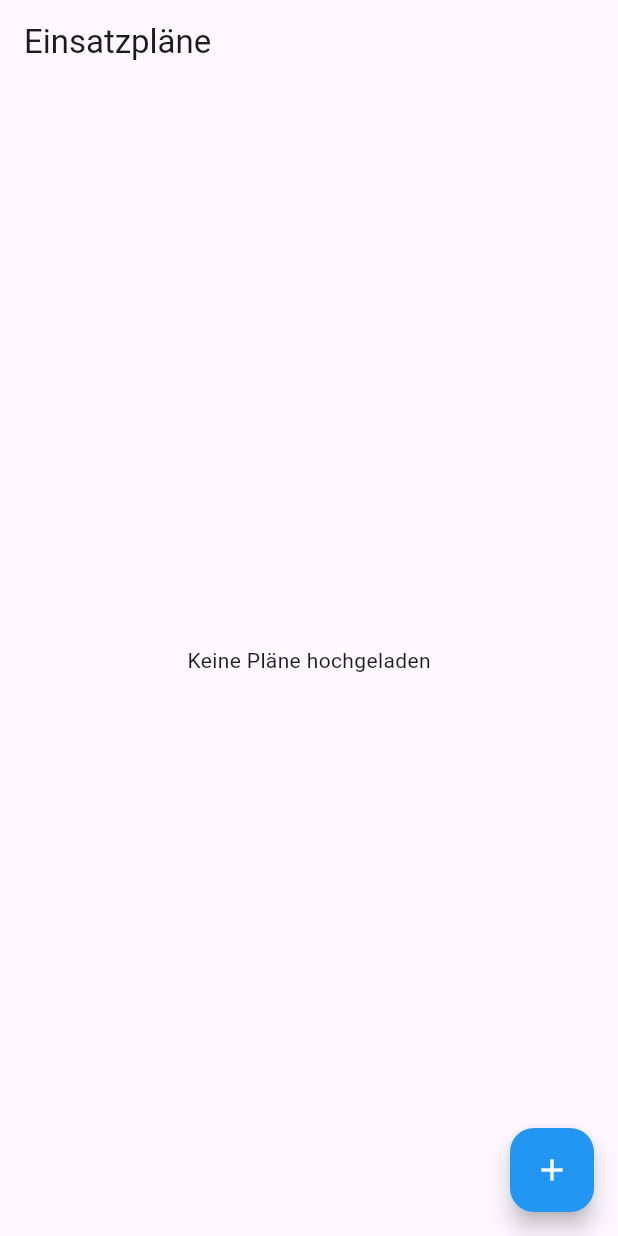
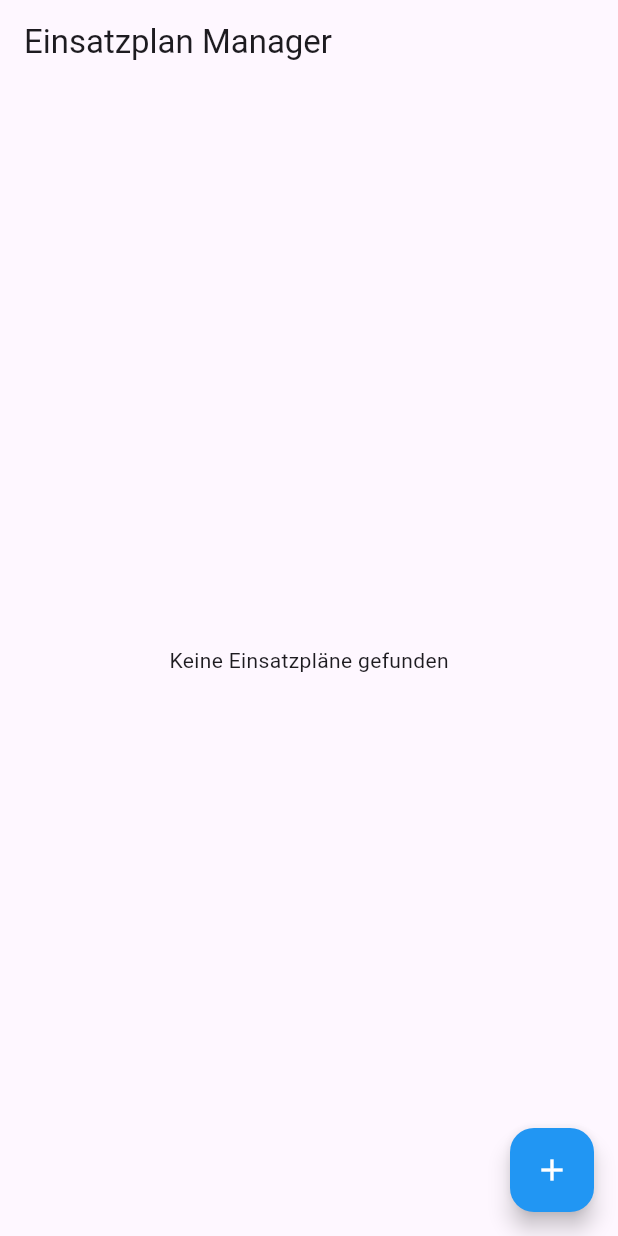
Before and after one commit to Ariukuto/Einsatzplan-Manager, a Flutter app: the screen it shows after launch, on a phone screen of 412 x 824 dp. Run offline on Flutter 3.47's test engine with Material 3 defaults, Android fonts, the phone set to English and light mode, and no system bars; our stand-ins replace file_picker, open_filex.

Commit message:
changed title and not data found text

```diff
--- a/lib/main.dart
+++ b/lib/main.dart
@@ -1,6 +1,4 @@
-import 'dart:async';
 import 'dart:io';
-import 'package:path/path.dart';
 import 'package:open_filex/open_filex.dart';
 
 import 'package:file_picker/file_picker.dart';
@@ -31,7 +29,7 @@ class MyApp extends StatelessWidget {
     return MaterialApp(
       title: 'Flutter Demo',
       theme: lightTheme,
-      home: const MyHomePage(title: 'Einsatzpläne'),
+      home: const MyHomePage(title: 'Einsatzplan Manager'),
     );
   }
 }
@@ -80,7 +78,7 @@ class _MyHomePageState extends State<MyHomePage> {
 			builder: (context, snapshotFile) {
 				if(!snapshotFile.hasData) {
 					return const Center(
-						child: Text("Keine Pläne hochgeladen"),
+						child: Text("Keine Einsatzpläne gefunden"),
 					);
 				} else {
 					return FutureBuilder(
```
